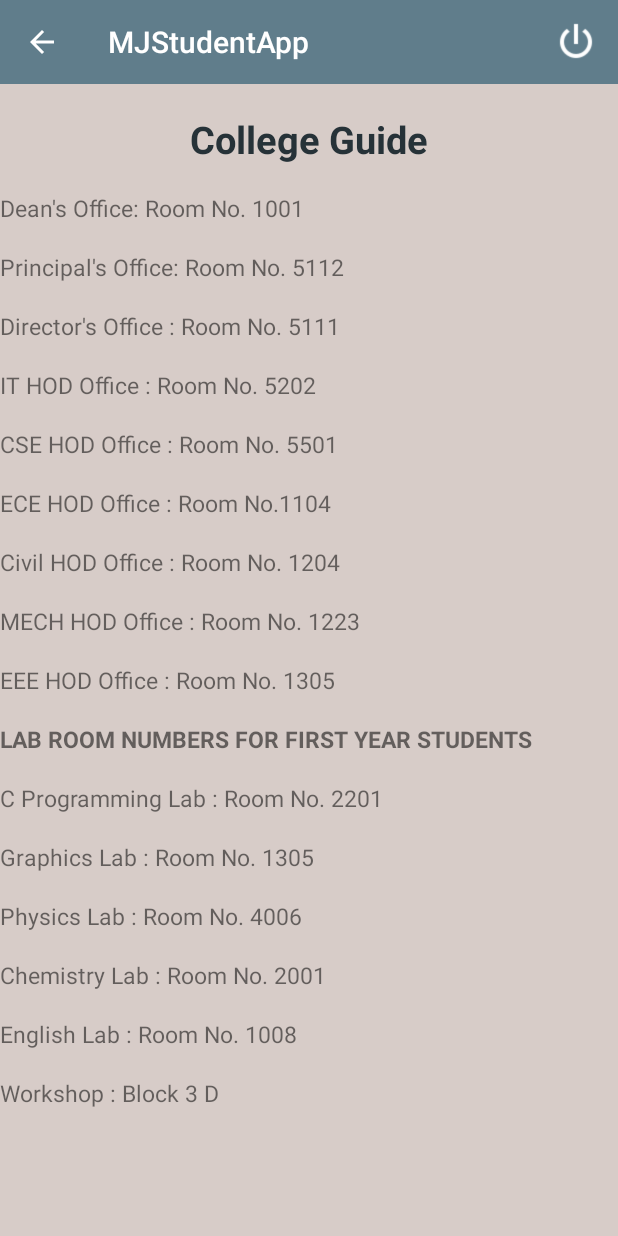
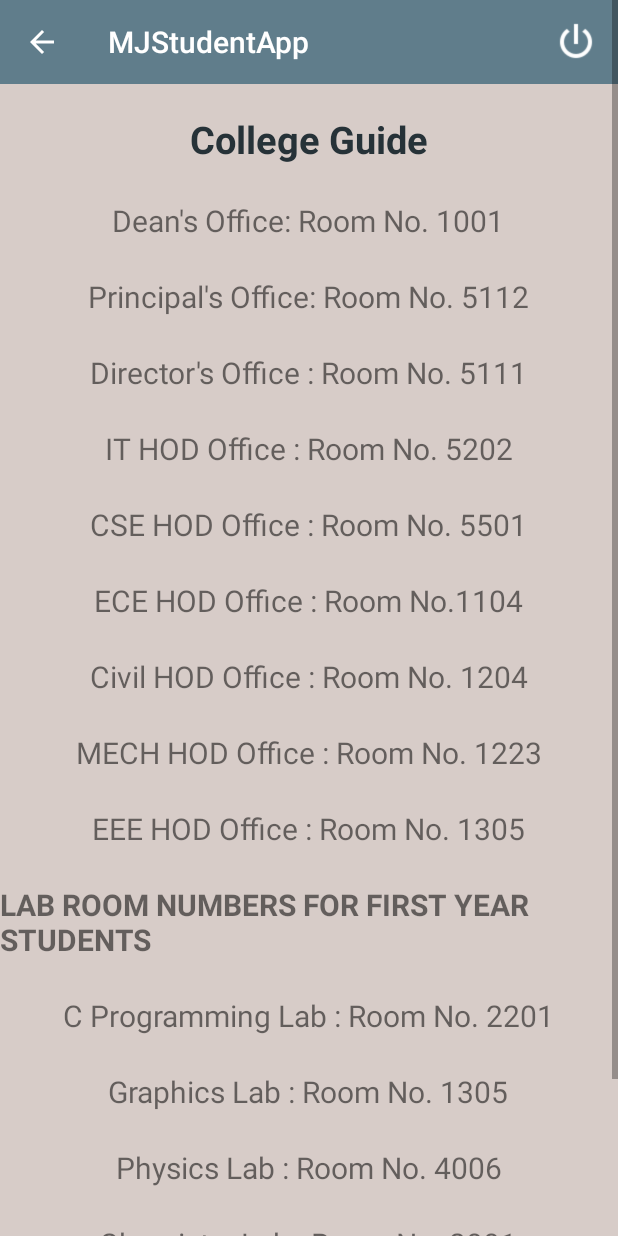
Before and after one commit to oldmansulaiman/MJStudentApp, an Android app: the CollegeguideActivity screen opened directly, with no data from a screen before it, on a phone screen of 412 x 824 dp. Run offline under Robolectric (Android 15) with nearby library versions, the phone set to English and light mode, and no system bars; our stand-ins replace Firebase (no records; nobody signed in at launch, a user with empty details on screens opened directly).

Commit message:
College Guide  Final commit

```diff
--- a/app/src/main/res/layout/activity_college_guide_.xml
+++ b/app/src/main/res/layout/activity_college_guide_.xml
@@ -34,80 +34,90 @@
             android:layout_width="wrap_content"
             android:layout_height="wrap_content"
             android:layout_below="@+id/textView"
+            android:layout_centerHorizontal="true"
             android:text="\nDean's Office: Room No. 1001"
-            android:textSize="15sp" />
+            android:textSize="20sp" />
 
         <TextView
             android:id="@+id/tex2"
             android:layout_width="wrap_content"
             android:layout_height="wrap_content"
             android:layout_below="@+id/tex1"
+            android:layout_centerHorizontal="true"
             android:text="\nPrincipal's Office: Room No. 5112"
-            android:textSize="15sp" />
+            android:textSize="20sp" />
 
         <TextView
             android:id="@+id/tex3"
             android:layout_width="wrap_content"
             android:layout_height="wrap_content"
             android:layout_below="@+id/tex2"
+            android:layout_centerHorizontal="true"
             android:text="\nDirector's Office : Room No. 5111"
-            android:textSize="15sp" />
+            android:textSize="20sp" />
 
         <TextView
             android:id="@+id/tex4"
             android:layout_width="wrap_content"
             android:layout_height="wrap_content"
             android:layout_below="@+id/tex3"
+            android:layout_centerHorizontal="true"
             android:text="\nIT HOD Office : Room No. 5202"
-            android:textSize="15sp" />
+            android:textSize="20sp" />
 
         <TextView
             android:id="@+id/tex5"
             android:layout_width="wrap_content"
             android:layout_height="wrap_content"
             android:layout_below="@+id/tex4"
+            android:layout_centerHorizontal="true"
             android:text="\nCSE HOD Office : Room No. 5501"
-            android:textSize="15sp" />
+            android:textSize="20sp" />
 
         <TextView
             android:id="@+id/tex6"
             android:layout_width="wrap_content"
             android:layout_height="wrap_content"
             android:layout_below="@+id/tex5"
+            android:layout_centerHorizontal="true"
             android:text="\nECE HOD Office : Room No.1104"
-            android:textSize="15sp" />
+            android:textSize="20sp" />
 
         <TextView
             android:id="@+id/tex7"
             android:layout_width="wrap_content"
             android:layout_height="wrap_content"
             android:layout_below="@+id/tex6"
+            android:layout_centerHorizontal="true"
             android:text="\nCivil HOD Office : Room No. 1204"
-            android:textSize="15sp" />
+            android:textSize="20sp" />
 
         <TextView
             android:id="@+id/tex8"
             android:layout_width="wrap_content"
             android:layout_height="wrap_content"
             android:layout_below="@+id/tex7"
+            android:layout_centerHorizontal="true"
             android:text="\nMECH HOD Office : Room No. 1223"
-            android:textSize="15sp" />
+            android:textSize="20sp" />
 
         <TextView
             android:id="@+id/tex9"
             android:layout_width="wrap_content"
             android:layout_height="wrap_content"
             android:layout_below="@+id/tex8"
+            android:layout_centerHorizontal="true"
             android:text="\nEEE HOD Office : Room No. 1305"
-            android:textSize="15sp" />
+            android:textSize="20sp" />
 
         <TextView
             android:id="@+id/tex10"
             android:layout_width="wrap_content"
             android:layout_height="wrap_content"
             android:layout_below="@+id/tex9"
+            android:layout_centerHorizontal="true"
             android:text="\nLAB ROOM NUMBERS FOR FIRST YEAR STUDENTS"
-            android:textSize="15sp"
+            android:textSize="20sp"
             android:textStyle="bold" />
 
         <TextView
@@ -115,48 +125,54 @@
             android:layout_width="wrap_content"
             android:layout_height="wrap_content"
             android:layout_below="@+id/tex10"
+            android:layout_centerHorizontal="true"
             android:text="\nC Programming Lab : Room No. 2201"
-            android:textSize="15sp" />
+            android:textSize="20sp" />
 
         <TextView
             android:id="@+id/tex12"
             android:layout_width="wrap_content"
             android:layout_height="wrap_content"
             android:layout_below="@+id/tex11"
+            android:layout_centerHorizontal="true"
             android:text="\nGraphics Lab : Room No. 1305"
-            android:textSize="15sp" />
+            android:textSize="20sp" />
 
         <TextView
             android:id="@+id/tex13"
             android:layout_width="wrap_content"
             android:layout_height="wrap_content"
             android:layout_below="@+id/tex12"
+            android:layout_centerHorizontal="true"
             android:text="\nPhysics Lab : Room No. 4006"
-            android:textSize="15sp" />
+            android:textSize="20sp" />
 
         <TextView
             android:id="@+id/tex14"
             android:layout_width="wrap_content"
             android:layout_height="wrap_content"
             android:layout_below="@+id/tex13"
+            android:layout_centerHorizontal="true"
             android:text="\nChemistry Lab : Room No. 2001"
-            android:textSize="15sp" />
+            android:textSize="20sp" />
 
         <TextView
             android:id="@+id/tex15"
             android:layout_width="wrap_content"
             android:layout_height="wrap_content"
             android:layout_below="@+id/tex14"
+            android:layout_centerHorizontal="true"
             android:text="\nEnglish Lab : Room No. 1008"
-            android:textSize="15sp" />
+            android:textSize="20sp" />
 
         <TextView
             android:id="@+id/tex16"
             android:layout_width="wrap_content"
             android:layout_height="wrap_content"
             android:layout_below="@+id/tex15"
+            android:layout_centerHorizontal="true"
             android:text="\nWorkshop : Block 3 D"
-            android:textSize="15sp" />
+            android:textSize="20sp" />
 
 
     </RelativeLayout>
```
